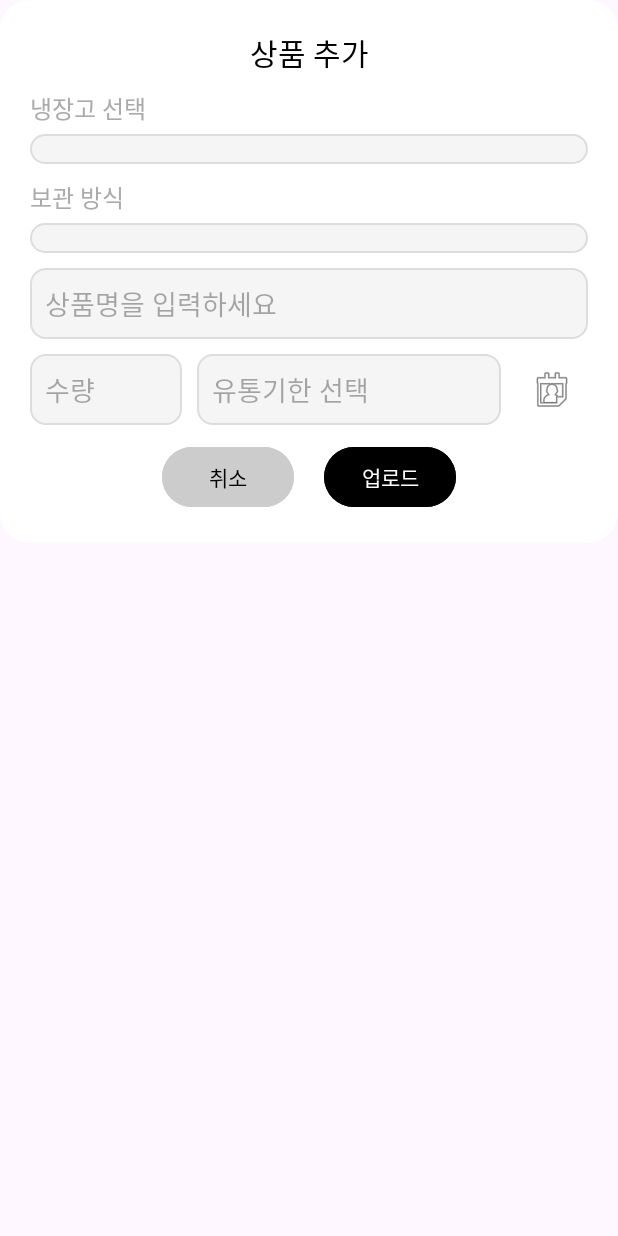
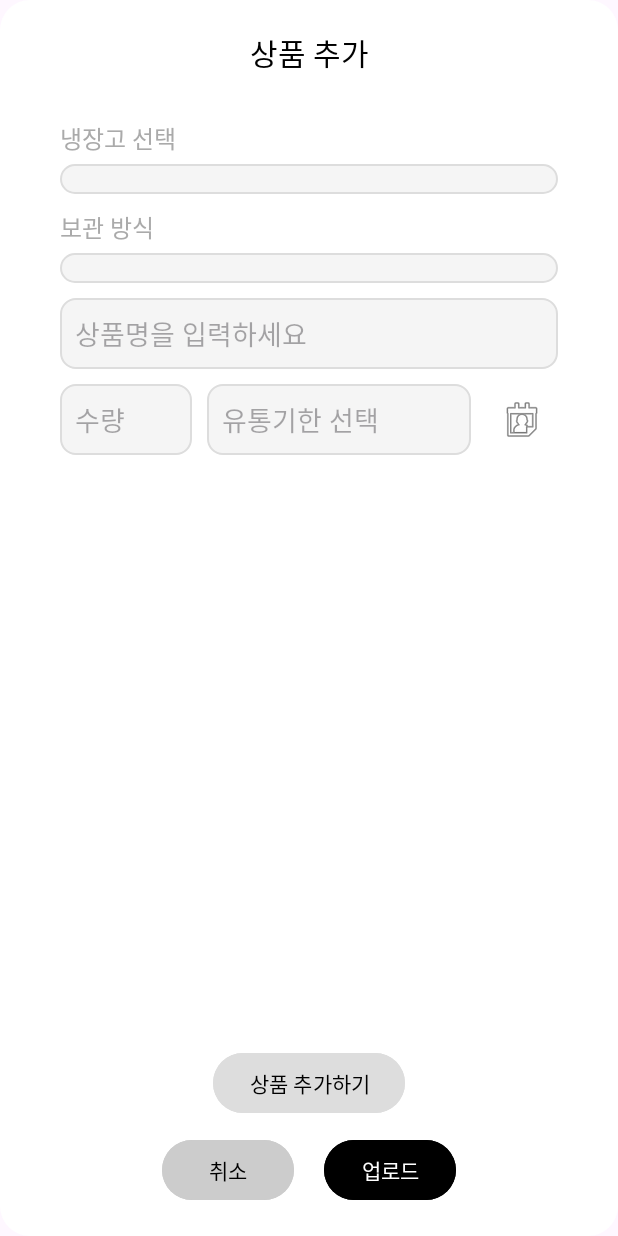
Before and after one commit to JHTek/capstone-2025-MyFridge, an Android app: the layout fragment_product_upload.xml on its own in the app's theme, with its tools: preview values and no code run, on a phone screen of 412 x 824 dp. Run offline under Robolectric (Android 15) with nearby library versions, the phone set to English and light mode, and no system bars.

Commit message:
상품 추가

```diff
--- a/app/src/main/res/layout/fragment_product_upload.xml
+++ b/app/src/main/res/layout/fragment_product_upload.xml
@@ -1,18 +1,15 @@
-<?xml version="1.0" encoding="utf-8"?>
 <LinearLayout
     xmlns:android="http://schemas.android.com/apk/res/android"
     android:layout_width="match_parent"
-    android:layout_height="wrap_content"
+    android:layout_height="match_parent"
     android:orientation="vertical"
     android:padding="20dp"
     android:background="@drawable/dialog_background">
 
     <!-- 타이틀 -->
-
-    <!-- 냉장고 선택 -->
     <TextView
         android:layout_width="match_parent"
-        android:layout_height="match_parent"
+        android:layout_height="wrap_content"
         android:fontFamily="@font/font"
         android:gravity="center"
         android:paddingBottom="10dp"
@@ -20,6 +17,26 @@
         android:textColor="@color/black"
         android:textSize="20dp" />
 
+    <ScrollView
+        android:layout_width="match_parent"
+        android:layout_height="0dp"
+        android:layout_weight="1"
+        android:padding="20dp">
+
+        <LinearLayout
+            android:layout_width="match_parent"
+            android:layout_height="wrap_content"
+            android:orientation="vertical"
+            android:spacing="10dp">
+
+            <!-- 기본 상품 필드 -->
+            <LinearLayout
+                android:id="@+id/productField"
+                android:layout_width="match_parent"
+                android:layout_height="wrap_content"
+                android:orientation="vertical">
+
+                <!-- 냉장고 선택 Spinner -->
                 <TextView
                     android:layout_width="match_parent"
                     android:layout_height="wrap_content"
@@ -37,7 +54,7 @@
                     android:padding="10dp"
                     android:prompt="@string/refrigerator_prompt"/>
 
-    <!-- 저장 타입 선택 -->
+                <!-- 보관 방식 Spinner -->
                 <TextView
                     android:layout_width="match_parent"
                     android:layout_height="wrap_content"
@@ -54,7 +71,7 @@
                     android:background="@drawable/input_background"
                     android:padding="10dp"/>
 
-    <!-- 제품명 입력 -->
+                <!-- 상품명 입력 -->
                 <EditText
                     android:id="@+id/productNameEditText"
                     android:layout_width="match_parent"
@@ -65,7 +82,7 @@
                     android:background="@drawable/input_background"
                     android:layout_marginTop="10dp"/>
 
-    <!-- 수량 & 유통기한 (한 줄 배치) -->
+                <!-- 수량 및 유통기한 입력 -->
                 <LinearLayout
                     android:layout_width="match_parent"
                     android:layout_height="wrap_content"
@@ -73,7 +90,6 @@
                     android:gravity="center_vertical"
                     android:layout_marginTop="10dp">
 
-        <!-- 수량 입력 -->
                     <EditText
                         android:id="@+id/quantityEditText"
                         android:layout_width="0dp"
@@ -89,7 +105,6 @@
                         android:layout_width="10dp"
                         android:layout_height="wrap_content"/>
 
-        <!-- 유통기한 입력 -->
                     <EditText
                         android:id="@+id/expirationDateEditText"
                         android:layout_width="0dp"
@@ -109,8 +124,31 @@
                         android:src="@android:drawable/ic_menu_my_calendar"
                         android:layout_marginStart="10dp"/>
                 </LinearLayout>
+            </LinearLayout>
 
-    <!-- 버튼 영역 -->
+            <!-- 동적으로 생성된 상품 입력 필드들 -->
+            <LinearLayout
+                android:id="@+id/productFieldsContainer"
+                android:layout_width="match_parent"
+                android:layout_height="wrap_content"
+                android:orientation="vertical"
+                android:layout_marginTop="20dp"/>
+
+        </LinearLayout>
+    </ScrollView>
+
+    <!-- 상품 추가 버튼 -->
+    <Button
+        android:id="@+id/addProductButton"
+        android:layout_width="wrap_content"
+        android:layout_height="wrap_content"
+        android:text="상품 추가하기"
+        android:layout_gravity="center"
+        android:textColor="@color/black"
+        android:backgroundTint="#DDDDDD"
+        android:layout_marginTop="10dp"/>
+
+    <!-- 버튼 영역 (하단 고정) -->
     <LinearLayout
         android:layout_width="match_parent"
         android:layout_height="wrap_content"
@@ -138,5 +176,4 @@
             android:textColor="@color/white"
             android:backgroundTint="@color/black"/>
     </LinearLayout>
-
 </LinearLayout>
```
Also changed, not shown: app/src/main/java/com/example/refrigeratormanager/ProductUploadFragment.kt (+90 -24 lines). Lines whose indentation alone changed are shown as unchanged.
